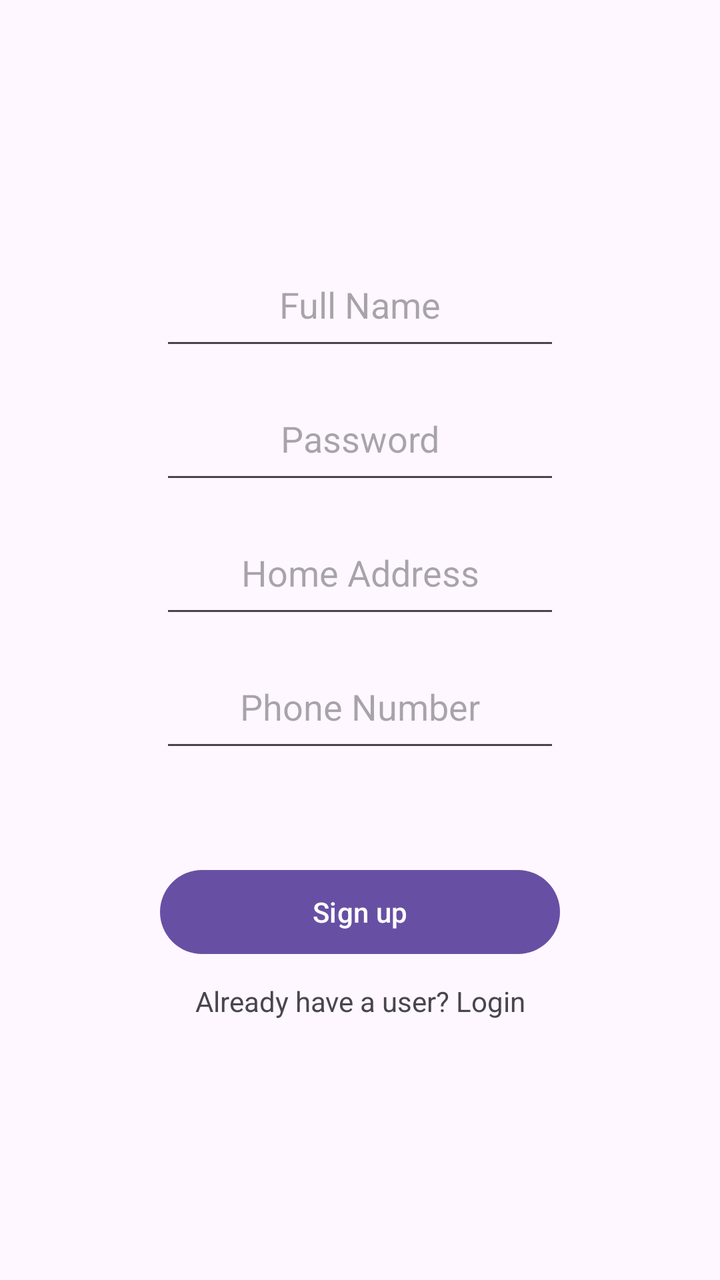
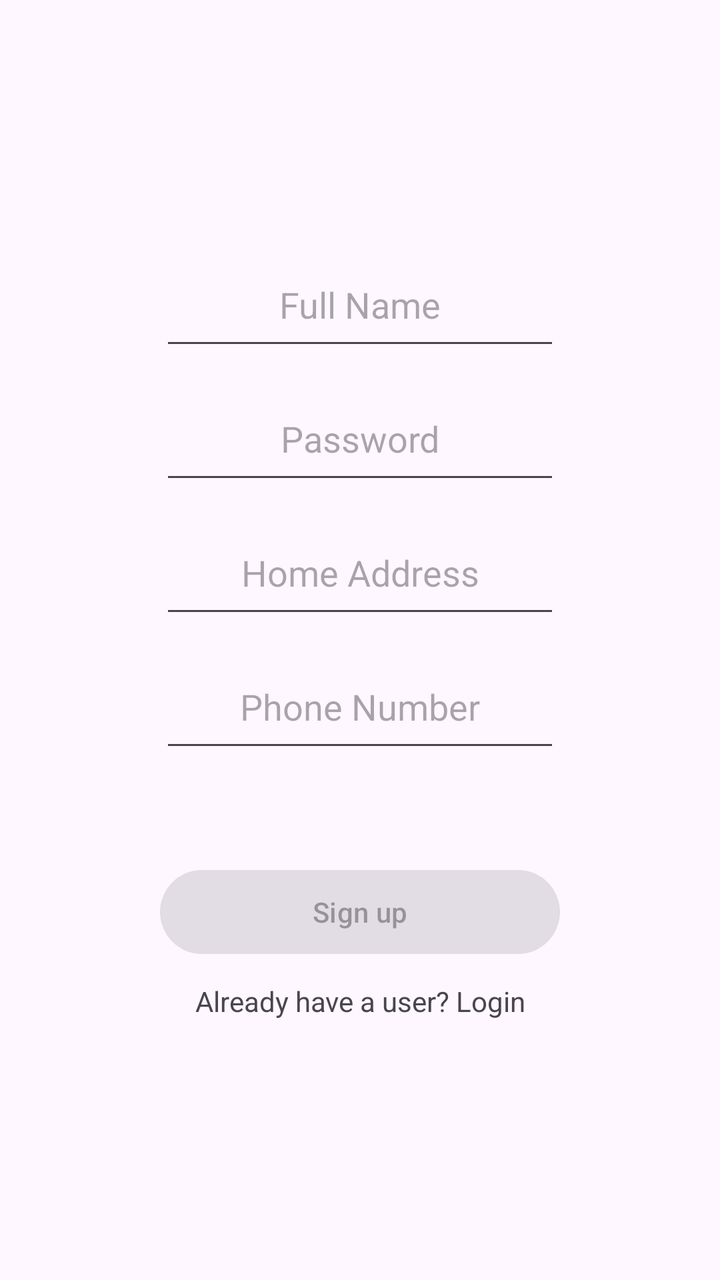

An Android layout rendered at two revisions. The XML below is the earlier revision; the diff shows what the commit changed to produce the second picture.
<!-- AndroidManifest.xml: application theme Theme.PackCollect -->
<!-- res/layout/sign_up.xml -->
<androidx.constraintlayout.widget.ConstraintLayout
    xmlns:android="http://schemas.android.com/apk/res/android"
    xmlns:app="http://schemas.android.com/apk/res-auto"
    android:layout_width="match_parent"
    android:layout_height="match_parent">

    <LinearLayout
        android:layout_width="wrap_content"
        android:layout_height="wrap_content"
        android:orientation="vertical"
        android:gravity="center"

        app:layout_constraintTop_toTopOf="parent"
        app:layout_constraintBottom_toBottomOf="parent"
        app:layout_constraintStart_toStartOf="parent"
        app:layout_constraintEnd_toEndOf="parent">

        <EditText
            android:id="@+id/user_name_et"
            android:layout_width="200dp"
            android:layout_height="50dp"
            android:hint="@string/full_name"
            android:gravity="center_horizontal"/>

        <Space
            android:layout_width="match_parent"
            android:layout_height="5dp"/>

        <EditText
            android:id="@+id/password_et"
            android:layout_width="200dp"
            android:layout_height="50dp"
            android:hint="@string/password"
            android:gravity="center_horizontal"
            android:layout_marginTop="12dp"/>

        <Space
            android:layout_width="match_parent"
            android:layout_height="5dp"/>


        <EditText
            android:id="@+id/address_et"
            android:layout_width="200dp"
            android:layout_height="50dp"
            android:hint="@string/home_address"
            android:inputType="textPostalAddress"
            android:gravity="center_horizontal"
            android:layout_marginTop="12dp"/>

        <Space
            android:layout_width="match_parent"
            android:layout_height="5dp"/>

        <EditText
            android:id="@+id/phone_et"
            android:layout_width="200dp"
            android:layout_height="50dp"
            android:hint="@string/phone_number"
            android:inputType="phone"
            android:gravity="center_horizontal"
            android:layout_marginTop="12dp"/>

        <Space
            android:layout_width="match_parent"
            android:layout_height="50dp"/>

        <Button
            android:layout_width="200dp"
            android:layout_height="50dp"
            android:text="@string/sign_up"
            android:id="@+id/sign_in_bt"
            />

        <Space
            android:layout_width="match_parent"
            android:layout_height="10dp"/>

        <TextView
            android:id="@+id/login_text"
            android:layout_width="match_parent"
            android:layout_height="wrap_content"
            android:text="@string/sign_up_text"
            android:gravity="center_horizontal"
            />

    </LinearLayout>

</androidx.constraintlayout.widget.ConstraintLayout>
<!-- resources referenced by this layout -->
<resources>
  <string name="full_name">Full Name</string>
  <string name="home_address">Home Address</string>
  <string name="password">Password</string>
  <string name="phone_number">Phone Number</string>
  <string name="sign_up">Sign up</string>
  <string name="sign_up_text">Already have a user? Login</string>
  <style name="Theme.PackCollect" parent="Base.Theme.PackCollect" />
  <style name="Base.Theme.PackCollect" parent="Theme.Material3.DayNight.NoActionBar">
          
          
      </style>
</resources>

<!-- the commit's change to res/layout/sign_up.xml (unified diff, before → after) -->
@@ -20,7 +20,9 @@
             android:layout_width="200dp"
             android:layout_height="50dp"
             android:hint="@string/full_name"
-            android:gravity="center_horizontal"/>
+            android:gravity="center_horizontal"
+            android:inputType="text"
+            android:imeOptions="actionNext"/>
 
         <Space
             android:layout_width="match_parent"
@@ -32,7 +34,9 @@
             android:layout_height="50dp"
             android:hint="@string/password"
             android:gravity="center_horizontal"
-            android:layout_marginTop="12dp"/>
+            android:layout_marginTop="12dp"
+            android:inputType="text"
+            android:imeOptions="actionNext"/>
 
         <Space
             android:layout_width="match_parent"
@@ -45,6 +49,7 @@
             android:layout_height="50dp"
             android:hint="@string/home_address"
             android:inputType="textPostalAddress"
+            android:imeOptions="actionNext"
             android:gravity="center_horizontal"
             android:layout_marginTop="12dp"/>
 
@@ -59,7 +64,8 @@
             android:hint="@string/phone_number"
             android:inputType="phone"
             android:gravity="center_horizontal"
-            android:layout_marginTop="12dp"/>
+            android:layout_marginTop="12dp"
+            android:imeOptions="actionDone"/>
 
         <Space
             android:layout_width="match_parent"
@@ -70,7 +76,7 @@
             android:layout_height="50dp"
             android:text="@string/sign_up"
             android:id="@+id/sign_in_bt"
-            />
+            android:enabled="false"/>
 
         <Space
             android:layout_width="match_parent"
